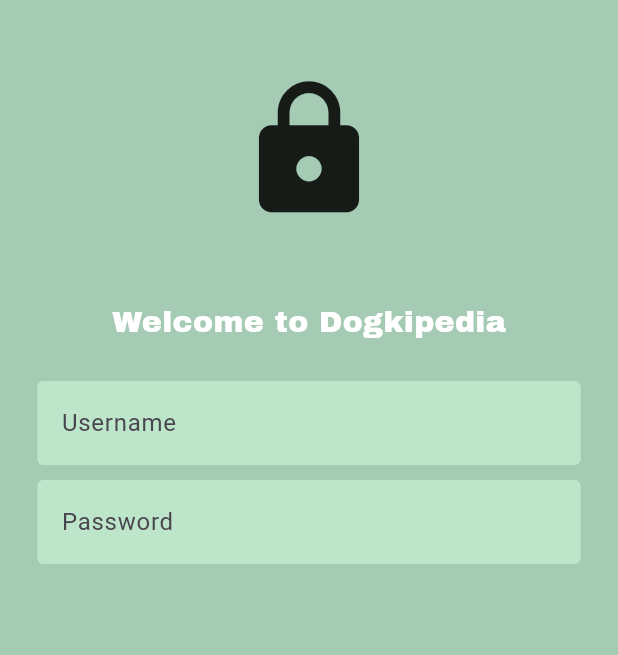
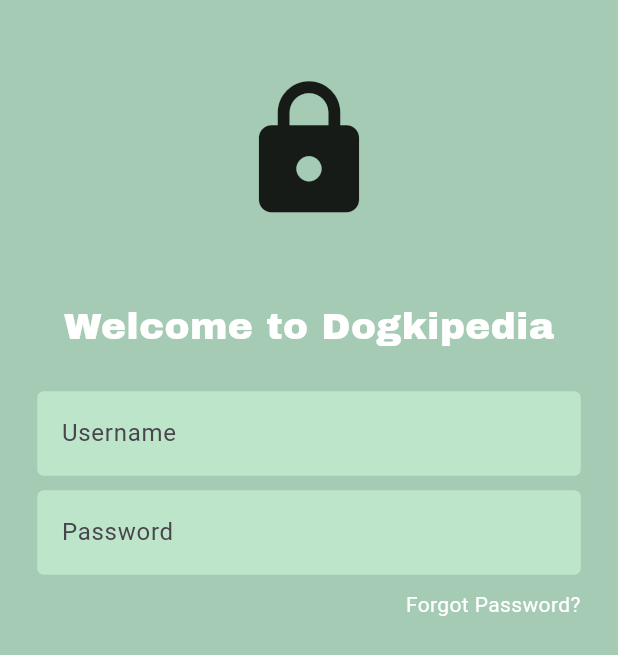
Before and after one commit to Jibek1906/Wekipedia, a Flutter app: the screen it shows after launch, on a phone screen of 412 x 824 dp. Shown: the top 655 px of the screen. Run offline on Flutter 3.47's test engine with Material 3 defaults, Android fonts, the phone set to English and light mode, and no system bars; our stand-ins replace google_fonts.

Commit message:
Forgot Password part

```diff
--- a/Dogkipedia/lib/pages/login_page.dart
+++ b/Dogkipedia/lib/pages/login_page.dart
@@ -31,7 +31,7 @@ class LoginPage extends StatelessWidget {
                 "Welcome to Dogkipedia",
                 style: GoogleFonts.archivoBlack(
                   color: Colors.white,
-                  fontSize: 20,
+                  fontSize: 25,
                 ),
               ),
 
@@ -54,7 +54,24 @@ class LoginPage extends StatelessWidget {
 
               ),
 
+              const SizedBox(height: 10),
+
               // forgot password?
+             Padding(
+                 padding: const EdgeInsets.symmetric(horizontal: 25.0),
+                 child:  Row(
+                   mainAxisAlignment: MainAxisAlignment.end,
+                   children: [
+                     Text(
+                       'Forgot Password?',
+                       style: TextStyle(color: Colors.white),
+                     ),
+                   ],
+                 ),
+             ),
+
+              const SizedBox(height: 25),
+
 
               // sign in
 
```
Also changed, not shown: Dogkipedia/pubspec.yaml (line endings or trailing spaces).
